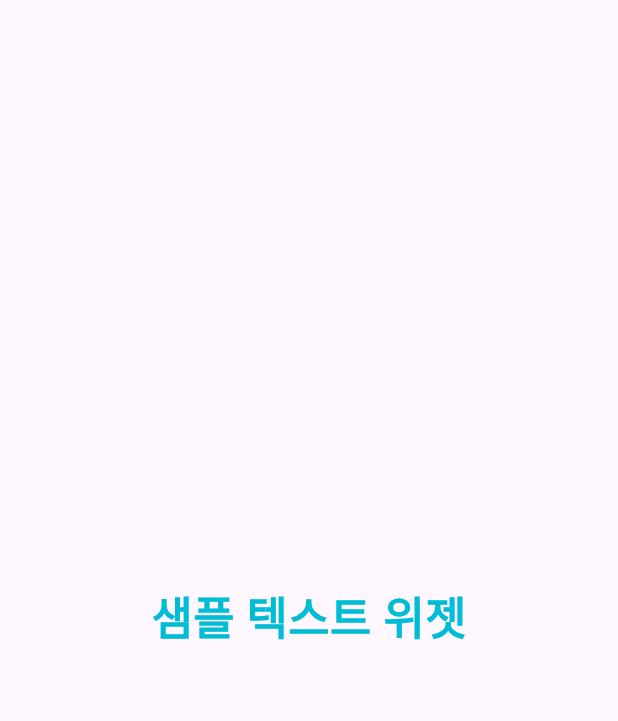
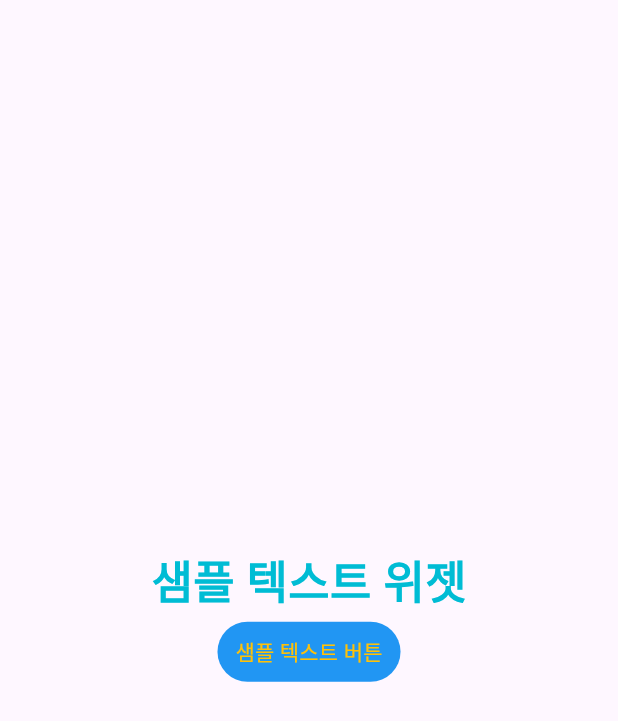
Before and after one commit to Yuu-Yur/Flutter_Test_Busanit501, a Flutter app: the screen it shows after launch, on a phone screen of 412 x 824 dp. Shown: the top 721 px of the screen. Run offline on Flutter 3.47's test engine with Material 3 defaults, Android fonts, the phone set to English and light mode, and no system bars.

Commit message:
4교시, 기본 위젯 확인 작업, 버튼 위젯 확인

```diff
--- a/lib/main.dart
+++ b/lib/main.dart
@@ -10,7 +10,10 @@ class MyApp extends StatelessWidget {
   Widget build(BuildContext context) {
     return MaterialApp(
       home: Scaffold(
-        body: Center(
+        body: Column(
+          mainAxisAlignment: MainAxisAlignment.center,
+          children: [
+            Center(
               child: Text("샘플 텍스트 위젯",
               style: TextStyle(
                 fontSize: 30.0,
@@ -18,6 +21,14 @@ class MyApp extends StatelessWidget {
                 color: Colors.cyan
               ),),
             ),
+            TextButton(onPressed: (){},
+                style: TextButton.styleFrom(
+                  foregroundColor: Colors.amber,
+                  backgroundColor: Colors.blue
+                ),
+                child: Text('샘플 텍스트 버튼'))
+          ],
+        ),
       ),
     );
   }
```
Lines whose indentation alone changed are shown as unchanged.
